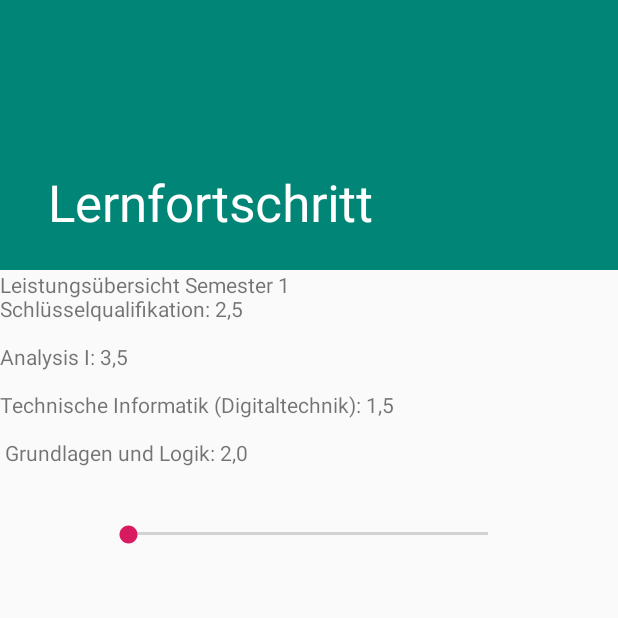
After one commit to NoSpread/dhbw_verwaltung, an Android app: the Dualis_und_Lernfortschritt screen opened directly, with no data from a screen before it, on a phone screen of 412 x 824 dp, the top half of it. The commit adds this screen. Run offline under Robolectric (Android 15) with nearby library versions, the phone set to English and light mode, and no system bars.

Commit message:
added dualis

```diff
--- /dev/null
+++ b/app/src/main/java/xyz/nospread/dhbw_verwaltung/Dualis_und_Lernfortschritt.kt
@@ -0,0 +1,16 @@
+package xyz.nospread.dhbw_verwaltung
+
+import android.os.Bundle
+import android.support.design.widget.Snackbar
+import android.support.v7.app.AppCompatActivity
+import kotlinx.android.synthetic.main.activity_dualis_und__lernfortschritt.*
+
+class Dualis_und_Lernfortschritt : AppCompatActivity() {
+
+    override fun onCreate(savedInstanceState: Bundle?) {
+        super.onCreate(savedInstanceState)
+        setContentView(R.layout.activity_dualis_und__lernfortschritt)
+        setSupportActionBar(toolbar)
+
+    }
+}
--- /dev/null
+++ b/app/src/main/res/layout/activity_dualis_und__lernfortschritt.xml
@@ -0,0 +1,38 @@
+<?xml version="1.0" encoding="utf-8"?>
+<android.support.design.widget.CoordinatorLayout xmlns:android="http://schemas.android.com/apk/res/android"
+    xmlns:app="http://schemas.android.com/apk/res-auto"
+    xmlns:tools="http://schemas.android.com/tools"
+    android:layout_width="match_parent"
+    android:layout_height="match_parent"
+    android:fitsSystemWindows="true"
+    tools:context=".Dualis_und_Lernfortschritt">
+
+    <android.support.design.widget.AppBarLayout
+        android:id="@+id/app_bar"
+        android:layout_width="match_parent"
+        android:layout_height="@dimen/app_bar_height"
+        android:fitsSystemWindows="true"
+        android:theme="@style/AppTheme.AppBarOverlay">
+
+        <android.support.design.widget.CollapsingToolbarLayout
+            android:id="@+id/toolbar_layout"
+            android:layout_width="match_parent"
+            android:layout_height="match_parent"
+            android:fitsSystemWindows="true"
+            app:contentScrim="?attr/colorPrimary"
+            app:layout_scrollFlags="scroll|exitUntilCollapsed"
+            app:toolbarId="@+id/toolbar">
+
+            <android.support.v7.widget.Toolbar
+                android:id="@+id/toolbar"
+                android:layout_width="match_parent"
+                android:layout_height="?attr/actionBarSize"
+                app:layout_collapseMode="pin"
+                app:popupTheme="@style/AppTheme.PopupOverlay" />
+
+        </android.support.design.widget.CollapsingToolbarLayout>
+    </android.support.design.widget.AppBarLayout>
+
+    <include layout="@layout/content_dualis_und__lernfortschritt" />
+
+</android.support.design.widget.CoordinatorLayout>
--- /dev/null
+++ b/app/src/main/res/layout/content_dualis_und__lernfortschritt.xml
@@ -0,0 +1,39 @@
+<?xml version="1.0" encoding="utf-8"?>
+<android.support.constraint.ConstraintLayout xmlns:android="http://schemas.android.com/apk/res/android"
+    xmlns:app="http://schemas.android.com/apk/res-auto"
+    xmlns:tools="http://schemas.android.com/tools"
+    android:id="@+id/nestedScrollView"
+    android:layout_width="match_parent"
+    android:layout_height="match_parent"
+    android:clipToPadding="true"
+    android:fillViewport="true"
+    app:layout_behavior="@string/appbar_scrolling_view_behavior"
+    tools:context=".Dualis_und_Lernfortschritt"
+    tools:showIn="@layout/activity_dualis_und__lernfortschritt">
+
+    <TextView
+        android:id="@+id/textView4"
+        android:layout_width="0dp"
+        android:layout_height="0dp"
+        android:text="@string/noten"
+        app:layout_constraintBottom_toBottomOf="parent"
+        app:layout_constraintEnd_toEndOf="parent"
+        app:layout_constraintHorizontal_bias="0.0"
+        app:layout_constraintStart_toStartOf="parent"
+        app:layout_constraintTop_toTopOf="parent"
+        app:layout_constraintVertical_bias="0.0" />
+
+    <SeekBar
+        android:id="@+id/seekBar"
+        android:layout_width="272dp"
+        android:layout_height="16dp"
+        android:layout_marginStart="8dp"
+        android:layout_marginLeft="8dp"
+        android:layout_marginTop="168dp"
+        android:layout_marginEnd="8dp"
+        android:layout_marginRight="8dp"
+        app:layout_constraintEnd_toEndOf="parent"
+        app:layout_constraintHorizontal_bias="0.495"
+        app:layout_constraintStart_toStartOf="parent"
+        app:layout_constraintTop_toTopOf="@+id/textView4" />
+</android.support.constraint.ConstraintLayout>
--- a/app/src/main/res/values/dimens.xml
+++ b/app/src/main/res/values/dimens.xml
@@ -5,4 +5,6 @@
     <dimen name="nav_header_vertical_spacing">8dp</dimen>
     <dimen name="nav_header_height">176dp</dimen>
     <dimen name="fab_margin">16dp</dimen>
+    <dimen name="app_bar_height">180dp</dimen>
+    <dimen name="text_margin">16dp</dimen>
 </resources>
--- a/app/src/main/res/values/strings.xml
+++ b/app/src/main/res/values/strings.xml
@@ -8,7 +8,7 @@
     <string name="action_settings">Settings</string>
 
     <string name="menu_home">Home</string>
-    <string name="menu_gallery">Gallery</string>
+    <string name="menu_profile">Profile</string>
     <string name="menu_slideshow">Slideshow</string>
     <string name="menu_tools">Tools</string>
     <string name="menu_share">Share</string>
@@ -23,4 +23,10 @@
     <string name="invalid_username">Not a valid email</string>
     <string name="invalid_password">Password must be >5 characters</string>
     <string name="login_failed">"Login failed"</string>
+    <string name="dog_name">"Student: Bello"</string>
+    <string name="dog_course">"Kurs: TINF18B</string>
+    <string name="title_activity_dualis_und__lernfortschritt">Lernfortschritt</string>
+    <string name="noten">Leistungsübersicht Semester 1\nSchlüsselqualifikation: 2,5\n\nAnalysis I: 3,5\n\nTechnische Informatik (Digitaltechnik): 1,5\n\n
+        Grundlagen und Logik: 2,0\n</string>
+    <string name="menu_dualis">Notenübersicht</string>
 </resources>
```
Also changed, not shown: app/src/main/AndroidManifest.xml (+17 -7 lines), app/src/main/java/xyz/nospread/dhbw_verwaltung/MainActivity.kt (+6 -4 lines), app/src/main/java/xyz/nospread/dhbw_verwaltung/Profile.kt (+1 -7 lines), app/src/main/res/layout/activity_profile.xml (+57 -56 lines), app/src/main/res/layout/content_profile.xml (deleted, +0 -12 lines), app/src/main/res/menu/activity_main_drawer.xml (+6 -6 lines), app/src/main/res/menu/menu_dualis_und__lernfortschritt.xml (added, +10 -0 lines), app/src/main/res/values/styles.xml (+5 -2 lines), app/src/main/res/drawable/doggo.jpg (added).
